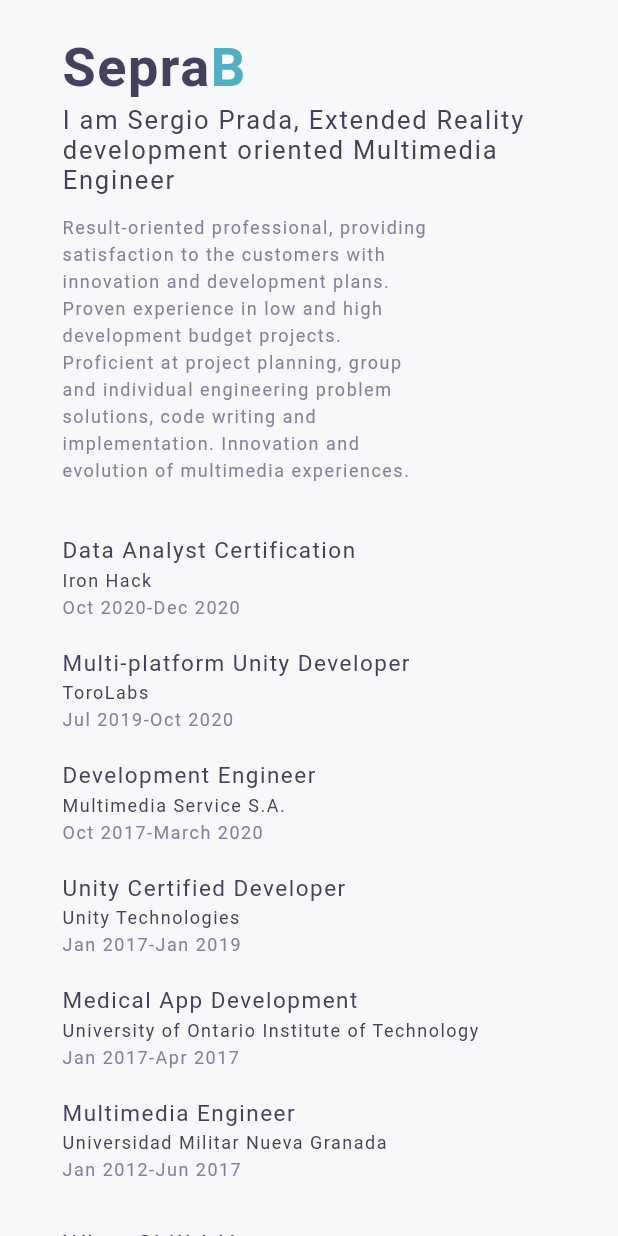
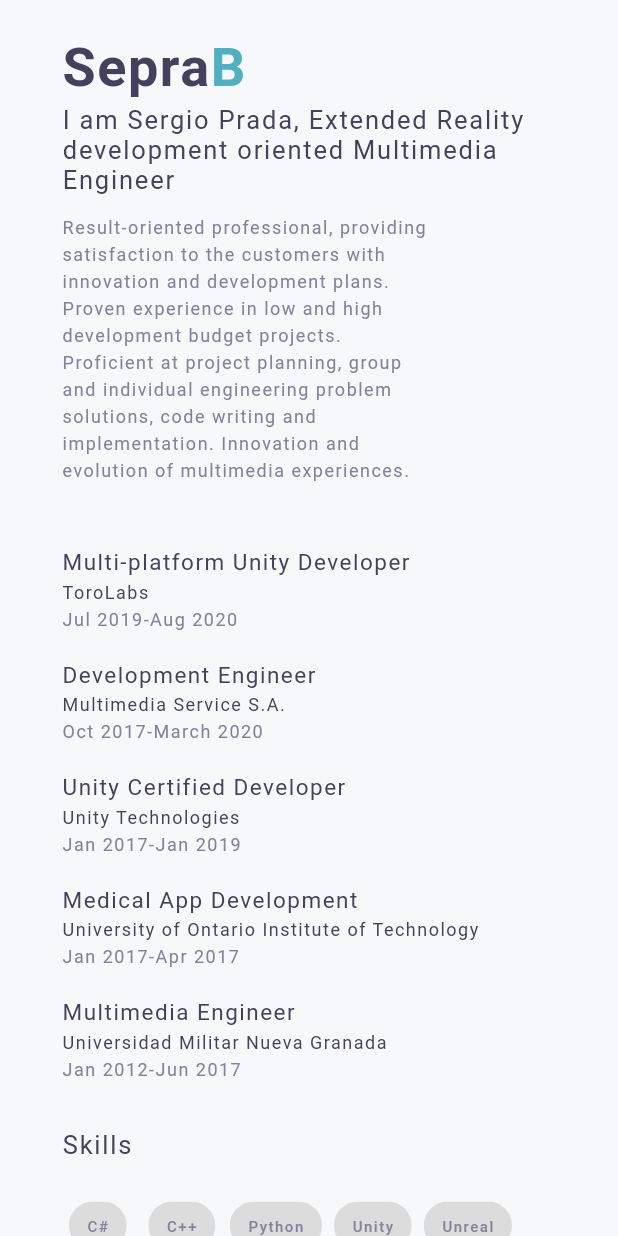
Before and after one commit to seprab/portfolio-sourceProject, a Flutter app: the screen it shows after launch, on a phone screen of 412 x 824 dp. Run offline on Flutter 3.47's test engine with Material 2 defaults, Android fonts, the phone set to English and light mode, and no system bars; missing offline and left inert: dart:html, flutter_web; Roboto replaces fonts that are missing (NexaBold, NexaLight, ProductSans).

Commit message:
Actualización 2020-1 portafolio

```diff
--- a/lib/constants/assets.dart
+++ b/lib/constants/assets.dart
@@ -2,6 +2,7 @@ class Assets {
   Assets._();
 
   static const String programmer3 = 'assets/images/programmer-3.gif';
+  static const String prof = 'assets/images/prof.png';
 
   // social icons
   static const String dribble = 'assets/icons/ic_dribbble.png';
--- a/lib/constants/strings.dart
+++ b/lib/constants/strings.dart
@@ -6,15 +6,32 @@ class Strings {
   static const String me = 'B';
   static const String portfoli = 'portfoli';
   static const String o = 'o';
-  static const String headline = 'I am Sergio Prada, Extended Reality development oriented Multimedia Engineer';
-    static const String summary = 'Result-oriented professional, providing satisfaction to the customers with innovation and development plans.  Proven experience in low and high development budget projects. Proficient at project planning, group and individual engineering problem solutions, code writing and implementation. Innovation and evolution of multimedia experiences.';
+  static const String headline =
+      'I am Sergio Prada, Extended Reality development oriented Multimedia Engineer';
+  static const String summary =
+      'Result-oriented professional, providing satisfaction to the customers with innovation and development plans.  Proven experience in low and high development budget projects. Proficient at project planning, group and individual engineering problem solutions, code writing and implementation. Innovation and evolution of multimedia experiences.';
   static const String experience = 'Experience';
-  static const String skills_i_have = 'What Skill I Have';
+  static const String skills_i_have = 'Skills';
+  static const String areas_of_experience = 'Areas of experience';
   static const String rights_reserved = '© 2020 SEPRAB. ALL RIGHTS RESERVED.';
 
   // menu items
   static const String menu_home = 'Home';
   static const String menu_about = 'About';
   static const String menu_contact = 'Contact';
-
+  static const skills = [
+    'C#',
+    'C++',
+    'Python',
+    'Unity',
+    'Unreal',
+    'XR Development',
+  ];
+  static const areas = [
+    'Training',
+    'Education',
+    'Simulation',
+    'Entertainment',
+    'Brand activation',
+  ];
 }
--- a/lib/ui/home.dart
+++ b/lib/ui/home.dart
@@ -65,8 +65,7 @@ class HomePage extends StatelessWidget {
     );
   }
 
-  List<Widget> _buildActions()
-  {
+  List<Widget> _buildActions() {
     return <Widget>[
       MaterialButton(
         child: Text(
@@ -182,7 +181,7 @@ class HomePage extends StatelessWidget {
   // Body Methods:--------------------------------------------------------------
   Widget _buildIllustration() {
     return Image.network(
-      Assets.programmer3,
+      Assets.prof,
       height: ScreenUtil.getInstance().setWidth(345), //480.0
     );
   }
@@ -280,19 +279,14 @@ class HomePage extends StatelessWidget {
     );
   }
 
-  // Skills Methods:------------------------------------------------------------
-  final skills = [
-    'C#',
-    'C++',
-    'Python',
-    'Unity',
-    'Unreal',
-    'Data Visualization',
-    'XR Development',
-  ];
-
   Widget _buildSkills(BuildContext context) {
-    final List<Widget> widgets = skills
+    final List<Widget> skillWidget = Strings.skills
+        .map((skill) => Padding(
+              padding: EdgeInsets.only(right: 8.0),
+              child: _buildSkillChip(context, skill),
+            ))
+        .toList();
+    final List<Widget> areaWidget = Strings.areas
         .map((skill) => Padding(
               padding: EdgeInsets.only(right: 8.0),
               child: _buildSkillChip(context, skill),
@@ -304,8 +298,12 @@ class HomePage extends StatelessWidget {
       crossAxisAlignment: CrossAxisAlignment.start,
       children: <Widget>[
         _buildSkillsContainerHeading(),
-        Wrap(children: widgets),
-//        _buildNavigationArrows(),
+        SizedBox(height: 20.0),
+        Wrap(children: skillWidget),
+        SizedBox(height: 50.0),
+        _buildExperienceAreas(),
+        SizedBox(height: 20.0),
+        Wrap(children: areaWidget),
       ],
     );
   }
@@ -313,6 +311,13 @@ class HomePage extends StatelessWidget {
   Widget _buildSkillsContainerHeading() {
     return Text(
       Strings.skills_i_have,
+      style: TextStyles.sub_heading,
+    );
+  }
+
+  Widget _buildExperienceAreas() {
+    return Text(
+      Strings.areas_of_experience,
       style: TextStyles.sub_heading,
     );
   }
@@ -331,14 +336,8 @@ class HomePage extends StatelessWidget {
   // Education Methods:---------------------------------------------------------
   final educationList = [
     Education(
-      'Oct 2020',
-      'Dec 2020',
-      'Iron Hack',
-      'Data Analyst Certification',
-    ),
-    Education(
       'Jul 2019',
-      'Oct 2020',
+      'Aug 2020',
       'ToroLabs',
       'Multi-platform Unity Developer',
     ),
@@ -372,31 +371,14 @@ class HomePage extends StatelessWidget {
     return Column(
       crossAxisAlignment: CrossAxisAlignment.start,
       children: <Widget>[
-        //_buildEducationContainerHeading(),
-        //_buildEducationSummary(),
-        //SizedBox(height: 8.0),
+        SizedBox(height: 8.0),
         _buildEducationTimeline(),
       ],
     );
   }
 
-  Widget _buildEducationContainerHeading()
-  {
-    return Text(
-      Strings.experience,
-      style: TextStyles.sub_heading,
-    );
-  }
-
-  Widget _buildEducationSummary()
-  {
-    return Text(
-      'Academic and work experience',
-      style: TextStyles.body,
-    );
-  }
-
   Widget _buildEducationTimeline() {
+    // ignore: omit_local_variable_types
     final List<Widget> widgets = educationList
         .map((education) => _buildEducationTile(education))
         .toList();
@@ -470,26 +452,25 @@ class HomePage extends StatelessWidget {
       children: <Widget>[
         GestureDetector(
           onTap: () {
-            html.window
-                .open("https://www.linkedin.com/in/seprab/", "LinkedIn");
+            html.window.open("https://www.linkedin.com/in/seprab/", "LinkedIn");
           },
-          child: Image.network(
-            Assets.linkedin,
-            color: Color(0xFF45405B),
-            height: 20.0,
-            width: 20.0,
+          child: Icon(
+            Icons.account_circle,
+            color: Colors.black,
+            size: 24.0,
           ),
         ),
         SizedBox(width: 16.0),
         GestureDetector(
           onTap: () {
-            html.window.open("https://drive.google.com/file/d/1p-5giURhH4SFQ5CFG8sMRWew85ffWw2a/view?usp=sharing", "CV");
+            html.window.open(
+                "https://drive.google.com/file/d/1IelFD5vAJqtFWGOxVw66VFh8pceMT3iP/view?usp=sharing",
+                "CV");
           },
-          child: Image.network(
-            Assets.cv,
-            color: Color(0xFF45405B),
-            height: 20.0,
-            width: 20.0,
+          child: Icon(
+            Icons.description,
+            color: Colors.black,
+            size: 24.0,
           ),
         ),
         SizedBox(width: 16.0),
@@ -497,11 +478,10 @@ class HomePage extends StatelessWidget {
           onTap: () {
             html.window.open("mailto:ing.seprab@gmail.com", "Mail to SepraB");
           },
-          child: Image.network(
-            Assets.mail,
-            color: Color(0xFF45405B),
-            height: 20.0,
-            width: 20.0,
+          child: Icon(
+            Icons.mail,
+            color: Colors.black,
+            size: 24.0,
           ),
         ),
       ],
```
Also changed, not shown: 2 other files.
